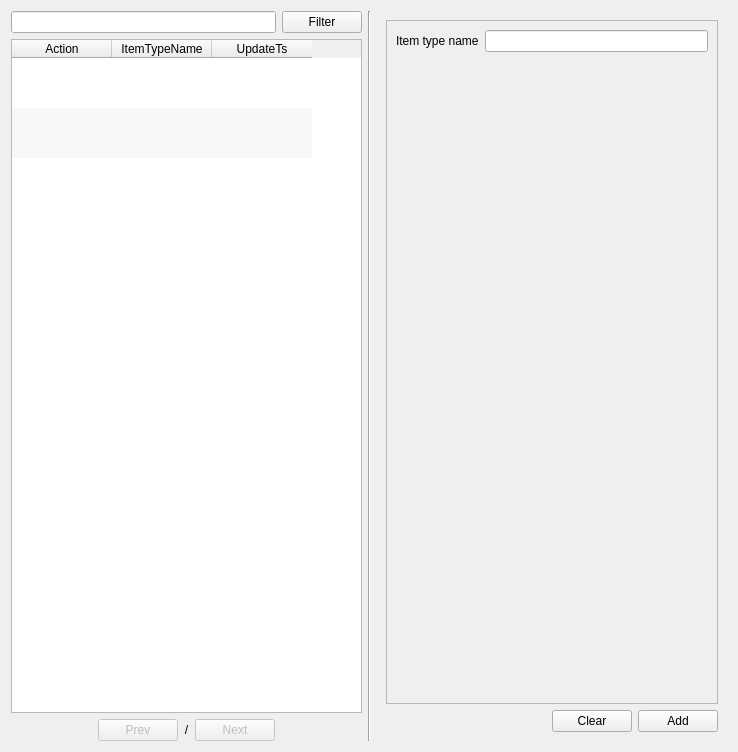
Before: the Qt Designer form app/views/templates/generated/ManageItemType.ui in rondalefloyd/mts-pos, drawn with Qt 5.
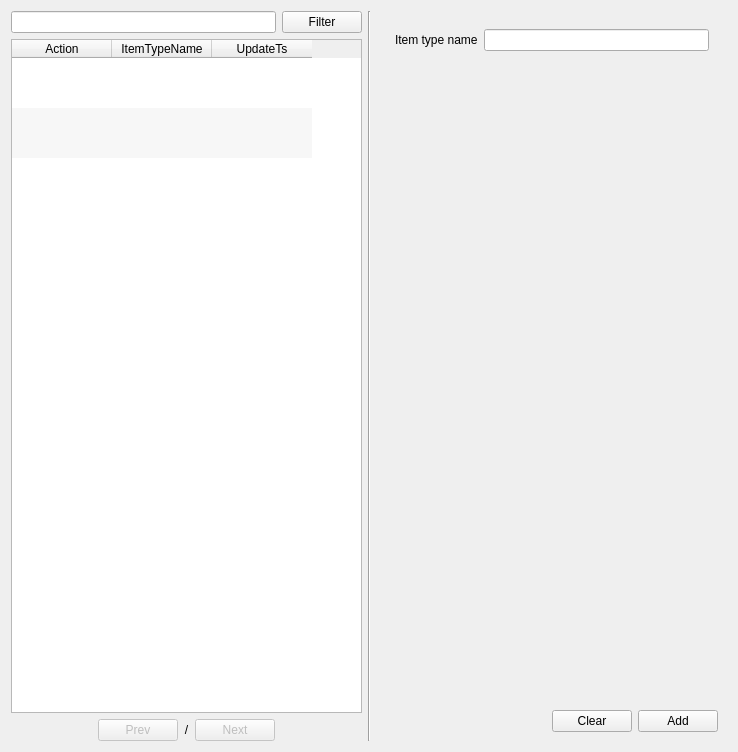
After: the same form once the commit is applied.

```diff
--- a/app/views/templates/generated/ManageItemType.ui
+++ b/app/views/templates/generated/ManageItemType.ui
@@ -181,8 +181,23 @@
       </size>
      </property>
      <layout class="QVBoxLayout" name="verticalLayout_2">
+      <property name="leftMargin">
+       <number>9</number>
+      </property>
+      <property name="topMargin">
+       <number>9</number>
+      </property>
+      <property name="rightMargin">
+       <number>9</number>
+      </property>
+      <property name="bottomMargin">
+       <number>9</number>
+      </property>
       <item>
        <widget class="QScrollArea" name="scrollArea">
+        <property name="frameShape">
+         <enum>QFrame::NoFrame</enum>
+        </property>
         <property name="widgetResizable">
          <bool>true</bool>
         </property>
@@ -191,8 +206,8 @@
           <rect>
            <x>0</x>
            <y>0</y>
-           <width>282</width>
-           <height>683</height>
+           <width>284</width>
+           <height>685</height>
           </rect>
          </property>
          <layout class="QFormLayout" name="formLayout">
```
